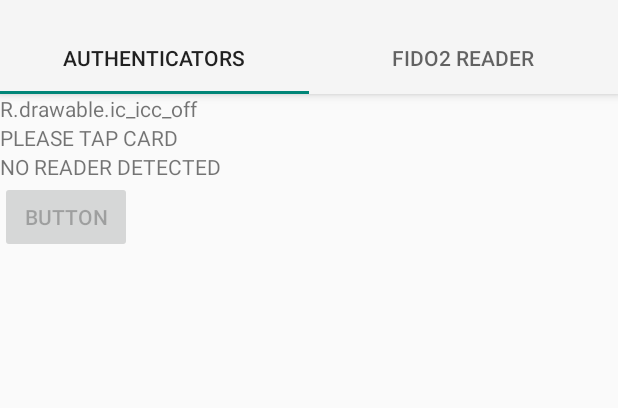
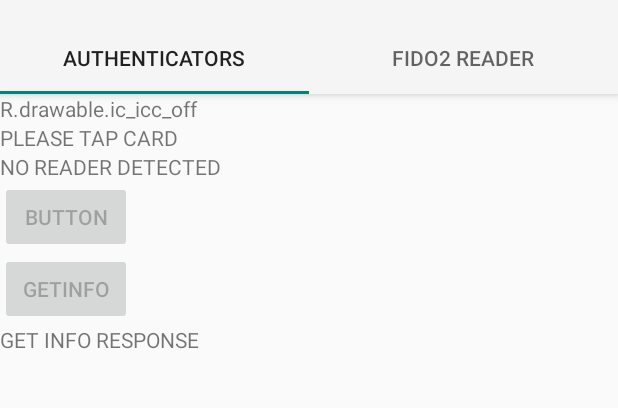
Before and after one commit to stella-ki/FIDOReader, an Android app: the screen it shows after launch (MainActivity), on a phone screen of 412 x 824 dp, the part 62-470 px from its top. Run offline under Robolectric (Android 15) with nearby library versions, the phone set to English and light mode, and no system bars.

Commit message:
Reader Fragment 에 Getinfo용 버튼 및 TextView 추가 ATR 읽어온 후에 활성시킴 일단 Test View Print

```diff
--- a/app/src/main/java/com/challenge/fidoreader/fagment/ReaderButtonFragment.java
+++ b/app/src/main/java/com/challenge/fidoreader/fagment/ReaderButtonFragment.java
@@ -17,6 +17,8 @@ import android.widget.TextView;
 import com.challenge.fidoreader.MainActivity;
 import com.challenge.fidoreader.R;
 
+import org.w3c.dom.Text;
+
 public class ReaderButtonFragment extends Fragment {
     public final static String TAG = "ReaderButtonFragment";
 
@@ -25,6 +27,8 @@ public class ReaderButtonFragment extends Fragment {
     TextView txtView2;
     TextView txtView3;
     Button btn;
+    Button getInfobtn;
+    TextView getInfoText;
 
     MainActivity mainActivity;
     private ReaderButtonViewModel mViewModel;
@@ -55,9 +59,23 @@ public class ReaderButtonFragment extends Fragment {
         });
         btn.setEnabled(false);
 
+        getInfobtn = (Button)view.findViewById(R.id.KonaBIOPASSGetInfoBtn);
+        getInfobtn.setOnClickListener(new View.OnClickListener(){
+
+            @Override
+            public void onClick(View v) {
+
+            }
+        });
+        getInfobtn.setEnabled(false);
+
+
         txtView1 = (TextView)view.findViewById(R.id.readerActivationText1);
         txtView2 = (TextView)view.findViewById(R.id.readerActivationText2);
         txtView3 = (TextView)view.findViewById(R.id.readerActivationText3);
+
+        getInfoText = (TextView)view.findViewById(R.id.KonaBIOPASSGetInfoTextView);
+        getInfoText.setText("GET INFO RESPONSE");
 
         setTextview1("");
         setTextview2("");
@@ -69,6 +87,7 @@ public class ReaderButtonFragment extends Fragment {
     public void setEnabled(){
         Log.v(TAG, "setEnabled");
         btn.setEnabled(true);
+        getInfobtn.setEnabled(true);
     }
     public void setTextview1(String txt){
         Log.v(TAG, "1 : " + txt);
--- a/app/src/main/res/layout/reader_button_fragment.xml
+++ b/app/src/main/res/layout/reader_button_fragment.xml
@@ -30,4 +30,16 @@
         android:layout_height="wrap_content"
         android:text="Button" />
 
+    <Button
+        android:id="@+id/KonaBIOPASSGetInfoBtn"
+        android:layout_width="wrap_content"
+        android:layout_height="wrap_content"
+        android:text="GetInfo" />
+
+    <TextView
+        android:id="@+id/KonaBIOPASSGetInfoTextView"
+        android:layout_width="wrap_content"
+        android:layout_height="wrap_content"
+        android:text="" />
+
 </LinearLayout>
```
